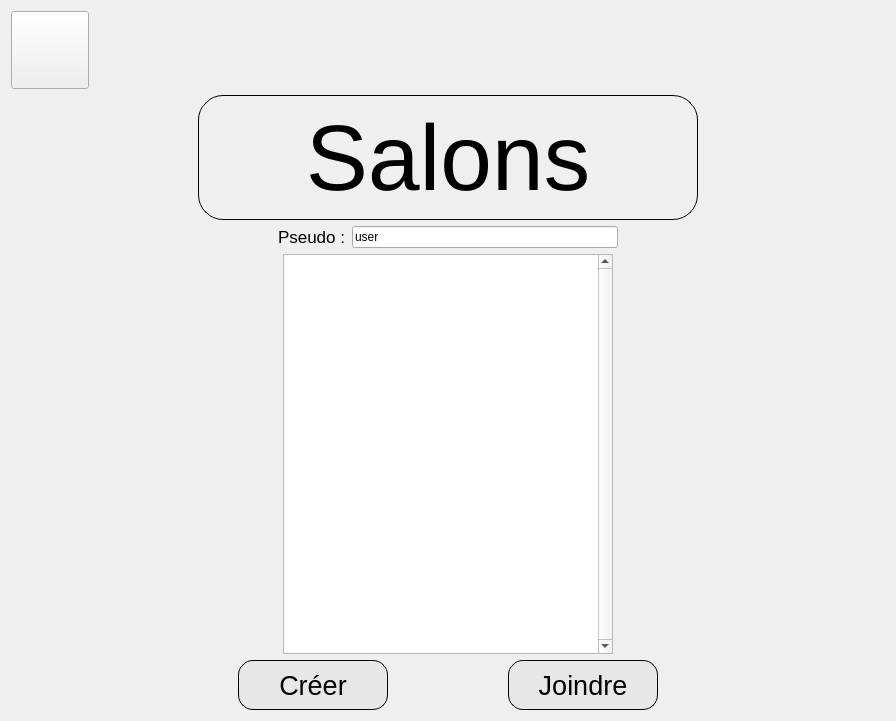
This is test_craig/jeuenligne.ui in gbequet/time_bomb as Qt 5 draws it before an edit. The edited form follows.
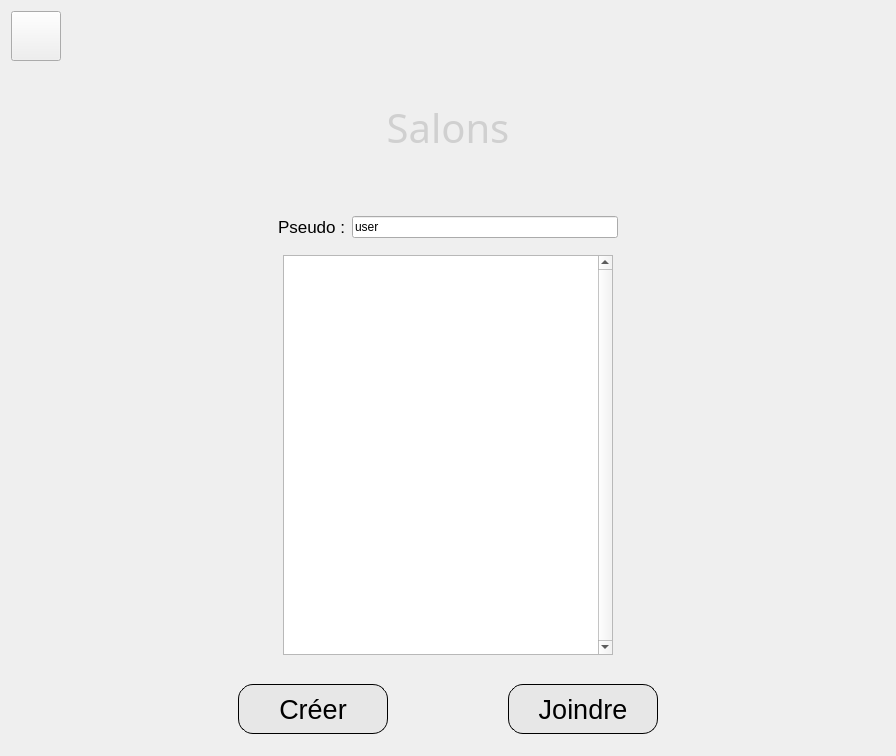
This is the edited form. Icons and pictures are not drawn.

Commit message: boutons partout, couleur de fond, titles + hover de tous les boutons + dans options

What changed in the file:
```diff
--- a/test_craig/jeuenligne.ui
+++ b/test_craig/jeuenligne.ui
@@ -7,7 +7,7 @@
     <x>0</x>
     <y>0</y>
     <width>896</width>
-    <height>709</height>
+    <height>756</height>
    </rect>
   </property>
   <property name="windowTitle">
@@ -18,11 +18,24 @@
     <layout class="QHBoxLayout" name="horizontalLayout">
      <item>
       <widget class="QPushButton" name="retour">
+       <property name="minimumSize">
+        <size>
+         <width>50</width>
+         <height>50</height>
+        </size>
+       </property>
        <property name="styleSheet">
-        <string notr="true">border-image:url(:/images/icons/button-back.png);
-width: 70px;
-height:70px;
-</string>
+        <string notr="true">QPushButton
+{
+    border-image:url(:/images/icons/button-back.png);
+}
+
+QPushButton:hover
+{
+    border-image:url(:/images/icons/button-back.png);
+	background-color:#73a6a0;
+	border-radius: 20px;
+}</string>
        </property>
        <property name="text">
         <string/>
@@ -64,19 +77,28 @@
        <property name="minimumSize">
         <size>
          <width>500</width>
-         <height>125</height>
+         <height>120</height>
+        </size>
+       </property>
+       <property name="maximumSize">
+        <size>
+         <width>500</width>
+         <height>120</height>
         </size>
        </property>
        <property name="font">
         <font>
-         <pointsize>70</pointsize>
+         <family>sans-serif</family>
+         <pointsize>30</pointsize>
+         <weight>50</weight>
+         <italic>false</italic>
+         <bold>false</bold>
         </font>
        </property>
        <property name="styleSheet">
-        <string notr="true">border-width: 1px;
-border-style: solid;
-border-color: black;
-border-radius: 25px;</string>
+        <string notr="true">border-image:url(:/images/titles/title-frame.png);
+font: 30pt sans-serif;
+color:#d0d0d0;</string>
        </property>
        <property name="text">
         <string>Salons</string>
```
The commit also changes 15 other files.
